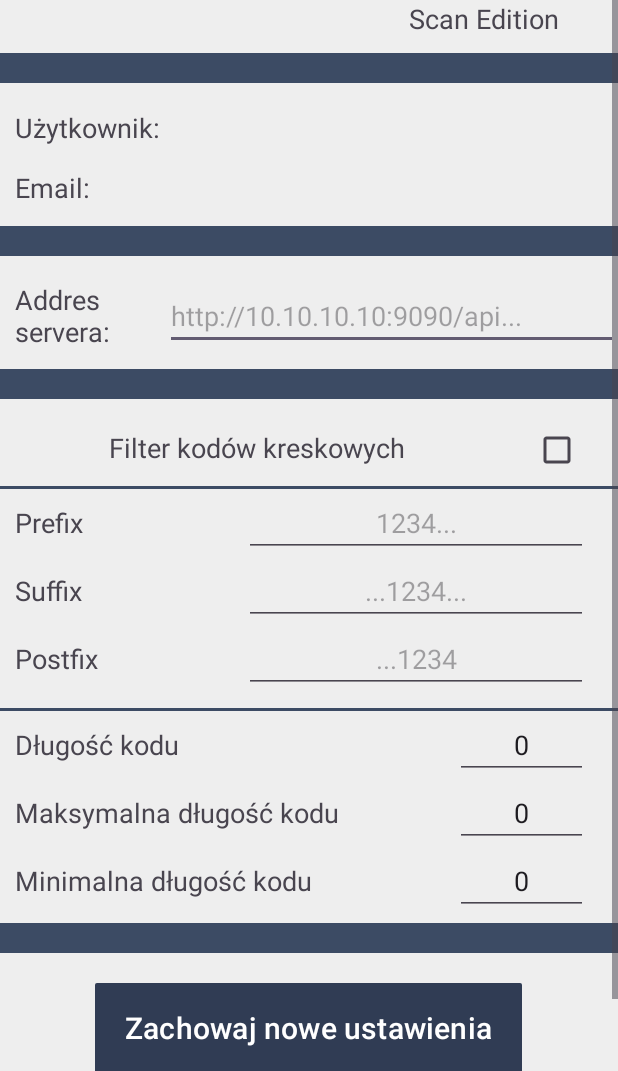
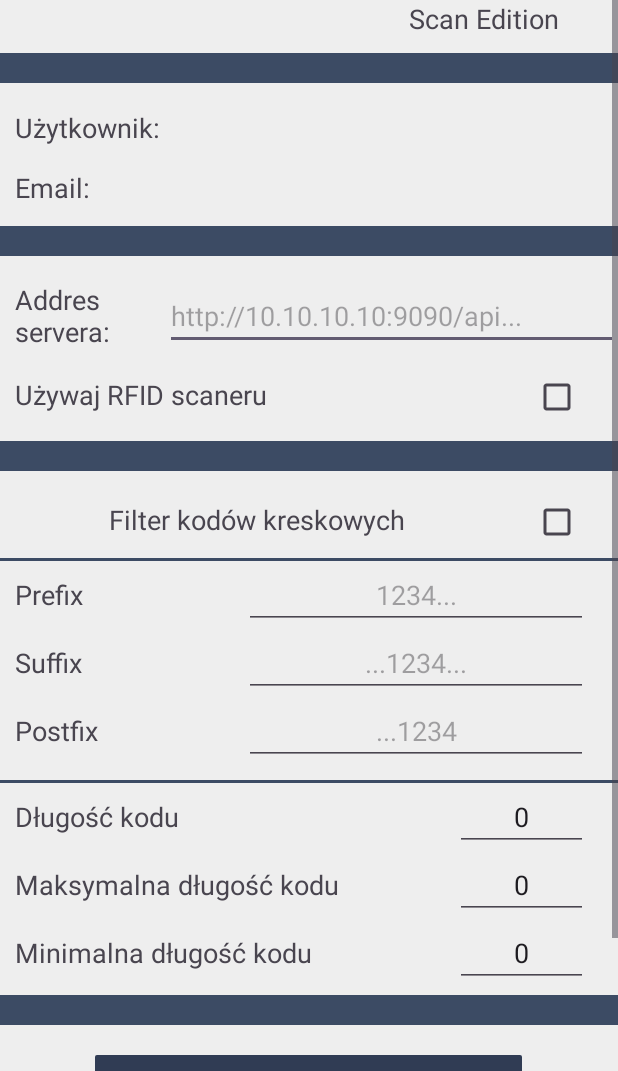
Before and after one commit to alexlklim/Inwento, an Android app: the SettingsActivity screen opened directly, with no data from a screen before it, on a phone screen of 412 x 824 dp, the part 165-1236 px from its top. Run offline under Robolectric (Android 15) with nearby library versions, the phone set to English and light mode, and no system bars; our stand-ins replace Room's generated code; network calls fail.

Commit message:
ALEX: some changes

```diff
--- a/app/src/main/java/com/alex/inwento/action/SettingsActivity.java
+++ b/app/src/main/java/com/alex/inwento/action/SettingsActivity.java
@@ -31,7 +31,7 @@ implements ResultDialog.ResultDialogListener{
     TextView sName, sEmail;
     EditText sServerAddress, sPrefix, sSuffix, sPostfix, sLength, sLengthMax, sLengthMin;
     Button btnSave;
-    CheckBox sFilter;
+    CheckBox sFilter, sIsRfidScan;
     SettingsMng sm;
     RoomDB roomDB;
     @Override
@@ -47,6 +47,7 @@ implements ResultDialog.ResultDialogListener{
         sEmail = findViewById(R.id.sEmail);
         sServerAddress = findViewById(R.id.sServerAddress);
         sFilter = findViewById(R.id.sFilter);
+        sIsRfidScan = findViewById(R.id.sIsRfidScan);
         sPrefix = findViewById(R.id.sPrefix);
         sSuffix = findViewById(R.id.sSuffix);
         sPostfix = findViewById(R.id.sPostfix);
@@ -81,6 +82,7 @@ implements ResultDialog.ResultDialogListener{
         sServerAddress.setText(sm.getServerAddress());
 
         sFilter.setChecked(sm.isFilter());
+        sIsRfidScan.setChecked(sm.isRfidScan());
 
         sPrefix.setText(sm.getCodePrefix());
         sSuffix.setText(sm.getCodeSuffix());
@@ -96,6 +98,7 @@ implements ResultDialog.ResultDialogListener{
     public void applyNewConfig() {
         sm.setIsFilter(sFilter.isChecked());
         sm.setServerAddress(sServerAddress.getText().toString());
+        sm.setIsRfidScan(sIsRfidScan.isChecked());
         sm.setCodeSettings(
                 sPrefix.getText().toString(),
                 sSuffix.getText().toString(),
--- a/app/src/main/java/com/alex/inwento/http/APIClient.java
+++ b/app/src/main/java/com/alex/inwento/http/APIClient.java
@@ -74,6 +74,13 @@ public interface APIClient {
             @Body List<Map<String, Object>> listOfCodes
     );
 
+    @PUT(Endpoints.PUT_SCANNED_RFID_CODE)
+    Call<Void> putScannedRfidCode(
+            @Header("Authorization") String authorization,
+            @Path("event_id") int eventId,
+            @Body List<String> listOfCodes
+    );
+
 
 
 
--- a/app/src/main/java/com/alex/inwento/managers/SettingsMng.java
+++ b/app/src/main/java/com/alex/inwento/managers/SettingsMng.java
@@ -117,7 +117,11 @@ public class SettingsMng {
     }
 
 
+    public boolean isRfidScan() {
+        return pref.getBoolean(Util.IS_RFID_SCAN, false);
+    }
 
-
-
+    public void setIsRfidScan(boolean bool) {
+        pref.edit().putBoolean(Util.IS_RFID_SCAN, bool).apply();
+    }
 }
--- a/app/src/main/java/com/alex/inwento/util/Endpoints.java
+++ b/app/src/main/java/com/alex/inwento/util/Endpoints.java
@@ -18,8 +18,11 @@ public class Endpoints {
     public static final String GET_FULL_PRODUCT_BY_CODE = "v1/products/filter/unique/{bar_code}/null/null/null";
     public static final String PUT_PRODUCT_UPDATE = "v1/products";
 
+
     // Inventory Events Endpoints
     public static final String PUT_SCANNED_BAR_CODE = "v1/inventory/events/{event_id}/products/barcode/{loc_id}";
+    public static final String PUT_SCANNED_RFID_CODE = "v1/inventory/events/{event_id}/products/rfid";
+
 
     public static final String GET_FIELDS = "v1/company/data";
 
--- a/app/src/main/java/com/alex/inwento/util/Util.java
+++ b/app/src/main/java/com/alex/inwento/util/Util.java
@@ -13,6 +13,8 @@ public class Util {
 
 
     public static final String
+            IS_RFID_SCAN = "is_rfid_scan",
+            IS_SERVER_CONFIGURED = "is_server_configured",
             IS_FILTER = "is_filter",
             IS_REMEMBER_ME = "remember_me",
             FIRST_NAME = "first_name",
@@ -32,7 +34,6 @@ public class Util {
             CODE_MIN_LENGTH = "code_min_length";
 
 
-
     public static final String DATABASE_NAME = "inwento";
     public static final int DATABASE_VERSION = 1;
 
--- a/app/src/main/res/layout/activity_settings.xml
+++ b/app/src/main/res/layout/activity_settings.xml
@@ -126,6 +126,30 @@
                 android:inputType="text"
                 android:text="http://10.1.2.65:9091/api/"
                 android:hint="@string/fake_address" />
+        </LinearLayout>
+
+
+        <LinearLayout
+            android:layout_width="match_parent"
+            android:layout_height="wrap_content"
+            android:minHeight="40dp"
+            android:orientation="horizontal"
+            android:paddingStart="10dp">
+
+            <TextView
+                android:layout_width="0dp"
+                android:layout_height="35dp"
+                android:layout_weight="10"
+                android:text="@string/user_rfid_scanner"
+                android:textSize="18sp" />
+
+            <CheckBox
+                android:id="@+id/sIsRfidScan"
+                android:layout_width="wrap_content"
+                android:layout_height="wrap_content"
+                android:layout_weight="1"
+                android:text="" />
+
         </LinearLayout>
 
         <LinearLayout
--- a/app/src/main/res/layout/recycler_events.xml
+++ b/app/src/main/res/layout/recycler_events.xml
@@ -59,13 +59,16 @@
         android:layout_weight="1"
         android:layout_height="match_parent"
         android:gravity="right"
-        android:layout_marginRight="5dp"
+        android:padding="1dp"
+        android:layout_marginRight="1dp"
         android:orientation="vertical">
 
         <ImageView
             android:id="@+id/reStatus"
             android:layout_width="wrap_content"
             android:src="@drawable/ic_in_process"
+            android:scaleType="fitCenter"
+            android:layout_gravity="center"
             android:layout_height="wrap_content">
 
         </ImageView>
--- a/app/src/main/res/values/strings.xml
+++ b/app/src/main/res/values/strings.xml
@@ -36,5 +36,6 @@
     <string name="save_new_settings">Zachowaj nowe ustawienia</string>
     <string name="fake_prefix">1234...</string>
     <string name="logo">logo</string>
+    <string name="user_rfid_scanner">Używaj RFID scaneru</string>
 
 </resources>
```
Also changed, not shown: app/src/main/java/com/alex/inwento/action/EventActivity.java (+105 -20 lines), app/src/main/java/com/alex/inwento/managers/FilterMng.java (+25 -0 lines), app/src/main/res/layout/recycler_products.xml (+5 -3 lines).
